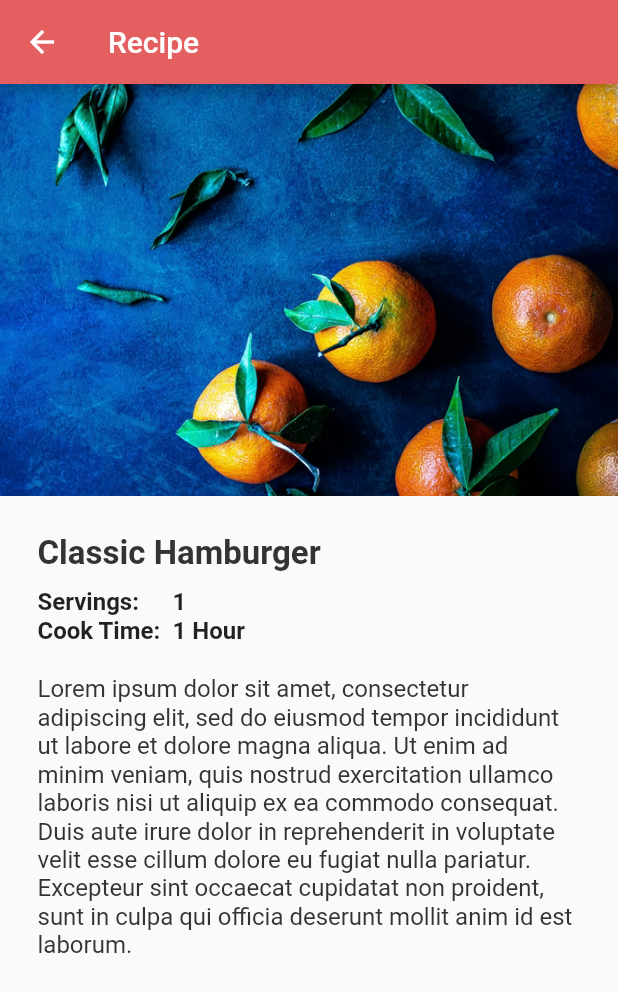
After one commit to Jessica-Trujillo/MealPrep, a Flutter app: the RecipesPage screen opened directly, after a tap on "Classic Hamburger", on a phone screen of 412 x 824 dp. The commit adds this screen. Shown: the top 992 px of the screen. Run offline on Flutter 3.47's test engine with Material 2 defaults, Android fonts, the light colour scheme and no system bars; our stand-ins replace calendar_timeline, cloud_firestore, firebase_auth, firebase_core, flutter_calendar_carousel; missing offline and left inert: cloud_firestore_web, firebase_auth_web, firebase_core_web; accounts and stored records are empty.

Commit message:
Implemented Recipe page and partial AddRecipe page

```diff
--- a/MealPrep/lib/DataModel/TrackedDay.dart
+++ b/MealPrep/lib/DataModel/TrackedDay.dart
@@ -1,5 +1,4 @@
-
-class TrackedDay{
+class TrackedDay {
   DateTime date;
 
   TrackedDay(this.date);
--- a/MealPrep/lib/Home/HomePage.dart
+++ b/MealPrep/lib/Home/HomePage.dart
@@ -100,11 +100,13 @@ class _HomePageState extends State<HomePage> {
       body: Column(
         children: [
           Container(
-              margin: EdgeInsets.only(top: 15),
+              alignment: Alignment.bottomLeft,
+              margin: EdgeInsets.fromLTRB(25, 15, 0, 0),
               child: Text('Weekly Overview', style: MyStyles.h1Text)),
           _calendarTimeline,
           Container(
-              margin: EdgeInsets.only(top: 15),
+              alignment: Alignment.bottomLeft,
+              margin: EdgeInsets.fromLTRB(25, 15, 0, 0),
               child: Text('Meals for Today', style: MyStyles.h1Text)),
           Expanded(
               child: Column(children: [
--- a/MealPrep/lib/MyColors.dart
+++ b/MealPrep/lib/MyColors.dart
@@ -19,15 +19,11 @@ class MyStyles {
 
   static TextStyle bodyText = TextStyle(color: Color(0xff333333), fontSize: 16);
   static TextStyle h1Text = TextStyle(
-      color: Color(0xff333333), fontSize: 20, fontWeight: FontWeight.bold);
+      color: Color(0xff333333), fontSize: 22, fontWeight: FontWeight.bold);
 }
 
-
-class Common{
-
-
-
-  static void showMessage(BuildContext context, String title, String message){
+class Common {
+  static void showMessage(BuildContext context, String title, String message) {
     showDialog(
         context: context,
         builder: (BuildContext context) => AlertDialog(
@@ -47,8 +43,6 @@ class Common{
                   child: const Text('Close'),
                 ),
               ],
-      )
-    );
+            ));
   }
-
 }
--- /dev/null
+++ b/MealPrep/lib/Recipes/Recipe.dart
@@ -0,0 +1,181 @@
+import 'package:flutter/material.dart';
+import 'package:foodplanapp/MyColors.dart';
+
+class Recipe extends StatefulWidget {
+  final String recipeTitle;
+  Recipe({required this.recipeTitle});
+
+  @override
+  State<StatefulWidget> createState() {
+    return _RecipeState();
+  }
+}
+
+class _RecipeState extends State<Recipe> {
+  int step = 0;
+
+  Widget buildIngredient({String qty = "", required String ingredient}) {
+    return Container(
+        child: Column(
+      children: [
+        Row(children: [
+          Expanded(
+              child: Container(
+            child: Text(
+              ingredient,
+              style: MyStyles.bodyText,
+            ),
+          )),
+          Container(
+              child: Text(qty,
+                  style: TextStyle(
+                    fontSize: 16,
+                    color: Color(0xff333333),
+                  )))
+        ]),
+        Divider(color: Colors.black12, thickness: 1)
+      ],
+    ));
+  }
+
+  Widget buildDirection(String direction) {
+    step++;
+
+    return Column(children: [
+      Container(
+          margin: EdgeInsets.fromLTRB(0, 5, 0, 5),
+          alignment: Alignment.centerLeft,
+          child: Text("Step " + step.toString(),
+              style: TextStyle(
+                fontSize: 16,
+                color: Color(0xff333333),
+                fontWeight: FontWeight.bold,
+              ))),
+      Container(
+          margin: EdgeInsets.only(bottom: 5),
+          child: Text(
+            direction,
+            style: MyStyles.bodyText,
+          )),
+      Divider(color: Colors.black12, thickness: 1)
+    ]);
+  }
+
+  @override
+  Widget build(BuildContext context) {
+    return Scaffold(
+        appBar: AppBar(
+          backgroundColor: MyColors.accentColor,
+          title: Text("Recipe"),
+        ),
+        body: PageView(children: [
+          SingleChildScrollView(
+              child: Column(children: [
+            AspectRatio(
+              aspectRatio: 3 / 2,
+              child: Container(
+                  child: FittedBox(
+                fit: BoxFit.fitWidth,
+                clipBehavior: Clip.hardEdge,
+                child: Image.asset("images/backgroundImage.png"),
+              )),
+            ),
+            Container(
+              margin: EdgeInsets.fromLTRB(25, 15, 25, 15),
+              // alignment: Alignment.bottomLeft,
+              child: Column(children: [
+                Container(
+                  margin: EdgeInsets.symmetric(vertical: 10),
+                  alignment: Alignment.centerLeft,
+                  child: Text(
+                    this.widget.recipeTitle,
+                    style: MyStyles.h1Text,
+                  ),
+                ),
+                Row(
+                  children: [
+                    Container(
+                        width: 90,
+                        child: Text(
+                          "Servings:",
+                          style: TextStyle(
+                              fontSize: 16, fontWeight: FontWeight.bold),
+                        )),
+                    Text("1",
+                        style: TextStyle(
+                            fontSize: 16, fontWeight: FontWeight.bold))
+                  ],
+                ),
+                Row(
+                  children: [
+                    Container(
+                        width: 90,
+                        child: Text(
+                          "Cook Time:",
+                          style: TextStyle(
+                              fontSize: 16, fontWeight: FontWeight.bold),
+                        )),
+                    Container(
+                        child: Text("1 Hour",
+                            style: TextStyle(
+                                fontSize: 16, fontWeight: FontWeight.bold)))
+                  ],
+                ),
+                Container(
+                    margin: EdgeInsets.only(top: 20),
+                    child: Text(
+                      "Lorem ipsum dolor sit amet, consectetur adipiscing elit, sed do eiusmod tempor incididunt ut labore et dolore magna aliqua. Ut enim ad minim veniam, quis nostrud exercitation ullamco laboris nisi ut aliquip ex ea commodo consequat. Duis aute irure dolor in reprehenderit in voluptate velit esse cillum dolore eu fugiat nulla pariatur. Excepteur sint occaecat cupidatat non proident, sunt in culpa qui officia deserunt mollit anim id est laborum.",
+                      style: MyStyles.bodyText,
+                    ))
+              ]),
+            )
+          ])),
+          SingleChildScrollView(
+            child: Container(
+              alignment: Alignment.bottomLeft,
+              margin: EdgeInsets.fromLTRB(25, 15, 25, 15),
+              child: Column(
+                children: [
+                  Container(
+                    margin: EdgeInsets.symmetric(vertical: 10),
+                    alignment: Alignment.centerLeft,
+                    child: Text(
+                      "Ingredients",
+                      style: MyStyles.h1Text,
+                    ),
+                  ),
+                  buildIngredient(qty: "12 oz", ingredient: "ground beef"),
+                  buildIngredient(ingredient: "kosher salt, to taste"),
+                  buildIngredient(ingredient: "kosher salt, to taste"),
+                  buildIngredient(ingredient: "freshly ground black pepper"),
+                  buildIngredient(qty: "1 tbsp", ingredient: "vegetable oil"),
+                  buildIngredient(
+                      qty: "1 slices", ingredient: "cheddar cheese"),
+                  buildIngredient(qty: "1", ingredient: "hamburger bun"),
+                  buildIngredient(ingredient: "toppings of your choice"),
+                ],
+              ),
+            ),
+          ),
+          SingleChildScrollView(
+              child: Container(
+                  alignment: Alignment.bottomLeft,
+                  margin: EdgeInsets.fromLTRB(25, 15, 25, 15),
+                  child: Column(
+                    children: [
+                      Container(
+                          alignment: Alignment.centerLeft,
+                          child: Text("Directions", style: MyStyles.h1Text)),
+                      buildDirection(
+                          "In a bowl, mix ground beef, egg, onion, bread crumbs, Worcestershire, garlic, 1/2 teaspoon salt, and 1/4 teaspoon pepper until well blended. Divide mixture into four equal portions and shape each into a patty about 4 inches wide."),
+                      buildDirection(
+                          "Lay burgers on an oiled barbecue grill over a solid bed of hot coals or high heat on a gas grill (you can hold your hand at grill level only 2 to 3 seconds); close lid on gas grill. Cook burgers, turning once, until browned on both sides and no longer pink inside (cut to test), 7 to 8 minutes total. Remove from grill."),
+                      buildDirection(
+                          "Lay buns, cut side down, on grill and cook until lightly toasted, 30 seconds to 1 minute."),
+                      buildDirection(
+                          "Spread mayonnaise and ketchup on bun bottoms. Add lettuce, tomato, burger, onion, and salt and pepper to taste. Set bun tops in place.")
+                    ],
+                  )))
+        ]));
+  }
+}
--- a/MealPrep/lib/Recipes/RecipesPage.dart
+++ b/MealPrep/lib/Recipes/RecipesPage.dart
@@ -1,5 +1,7 @@
 import 'package:flutter/material.dart';
 import 'package:foodplanapp/MyColors.dart';
+import 'package:foodplanapp/Recipes/AddRecipe.dart';
+import 'package:foodplanapp/Recipes/Recipe.dart';
 
 class RecipesPage extends StatefulWidget {
   @override
@@ -21,6 +23,14 @@ class _RecipesPageState extends State<RecipesPage> {
     return Card(
         margin: EdgeInsets.fromLTRB(20, 5, 0, 5),
         color: MyColors.cardColor,
+        child: new InkWell(
+          onTap: () {
+            var page = Recipe(recipeTitle: "Classic Hamburger");
+            Navigator.push(
+              context,
+              MaterialPageRoute(builder: (context) => page),
+            ).then((value) => setState(() {}));
+          },
           child: Container(
               child: Column(
             children: [
@@ -38,7 +48,8 @@ class _RecipesPageState extends State<RecipesPage> {
                       style:
                           TextStyle(fontWeight: FontWeight.bold, fontSize: 16)))
             ],
-        )));
+          )),
+        ));
   }
 
   Widget mealCard(String title, String calories, String mealTitle,
@@ -86,15 +97,25 @@ class _RecipesPageState extends State<RecipesPage> {
           backgroundColor: MyColors.accentColor,
           title: const Text('Recipes'),
         ),
+        floatingActionButton: FloatingActionButton(
+            onPressed: () {
+              var page = AddRecipe();
+              Navigator.push(
+                context,
+                MaterialPageRoute(builder: (context) => page),
+              ).then((value) => setState(() {}));
+            },
+            child: const Icon(Icons.add),
+            backgroundColor: MyColors.accentColor),
         body: SingleChildScrollView(
           child: Column(children: [
             Container(
-              margin: EdgeInsets.only(top: 15),
+              margin: EdgeInsets.fromLTRB(20, 15, 20, 0),
               child: Wrap(
                 spacing: 8,
                 children: [
+                  buildChip("My Recipes", Colors.blueGrey),
                   buildChip("Vegan", Color(0xfff2b100)),
-                  buildChip("Vegetarian", Color(0xfff2b100)),
                   buildChip("Keto", Color(0xfff2b100)),
                   buildChip("Dairy-Free", Color(0xfff2b100)),
                   buildChip("Glucose-Free", Color(0xfff2b100)),
@@ -105,19 +126,21 @@ class _RecipesPageState extends State<RecipesPage> {
               ),
             ),
             Container(
-                margin: EdgeInsets.only(top: 15),
+                alignment: Alignment.bottomLeft,
+                margin: EdgeInsets.fromLTRB(25, 15, 0, 0),
                 child: Text('Featured', style: MyStyles.h1Text)),
             Container(
               alignment: Alignment.center,
               child: Row(
                 children: [
-                  featuredMealCard("Sandwich"),
+                  featuredMealCard("Classic Hamburger"),
                   featuredMealCard("Steaks")
                 ],
               ),
             ),
             Container(
-                margin: EdgeInsets.only(top: 15),
+                alignment: Alignment.bottomLeft,
+                margin: EdgeInsets.fromLTRB(25, 15, 0, 0),
                 child: Text('Recipes', style: MyStyles.h1Text)),
             Container(
                 child: Column(children: [
@@ -126,7 +149,7 @@ class _RecipesPageState extends State<RecipesPage> {
               mealCard(
                   "Lunch", "360", "Sandwich", "2 slices bread", "1 cup cheese"),
               mealCard("Dinner", "500", "Steaks", "1 cup steak", "5 lb potato"),
-            ]))
+            ])),
           ]),
         ));
   }
```
Also changed, not shown: MealPrep/lib/Calendar/CalendarDay.dart (+102 -71 lines), MealPrep/lib/Calendar/CalendarPage.dart (+37 -42 lines), MealPrep/lib/Recipes/AddRecipe.dart (added, +19 -0 lines). Lines whose indentation alone changed are shown as unchanged.
